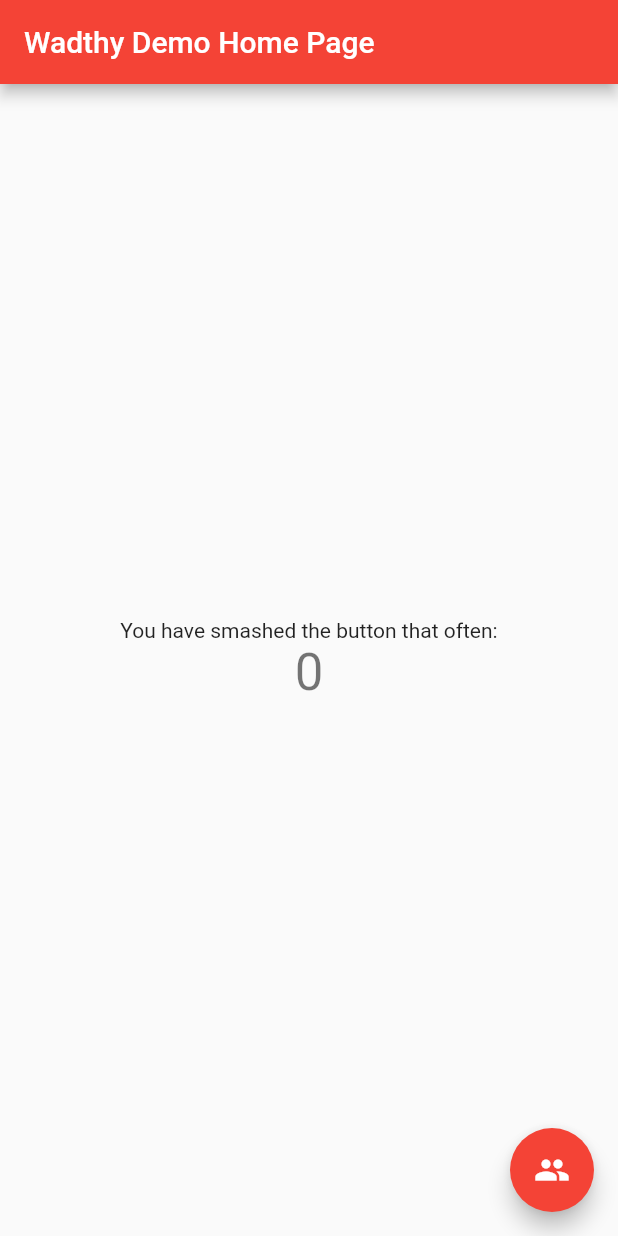
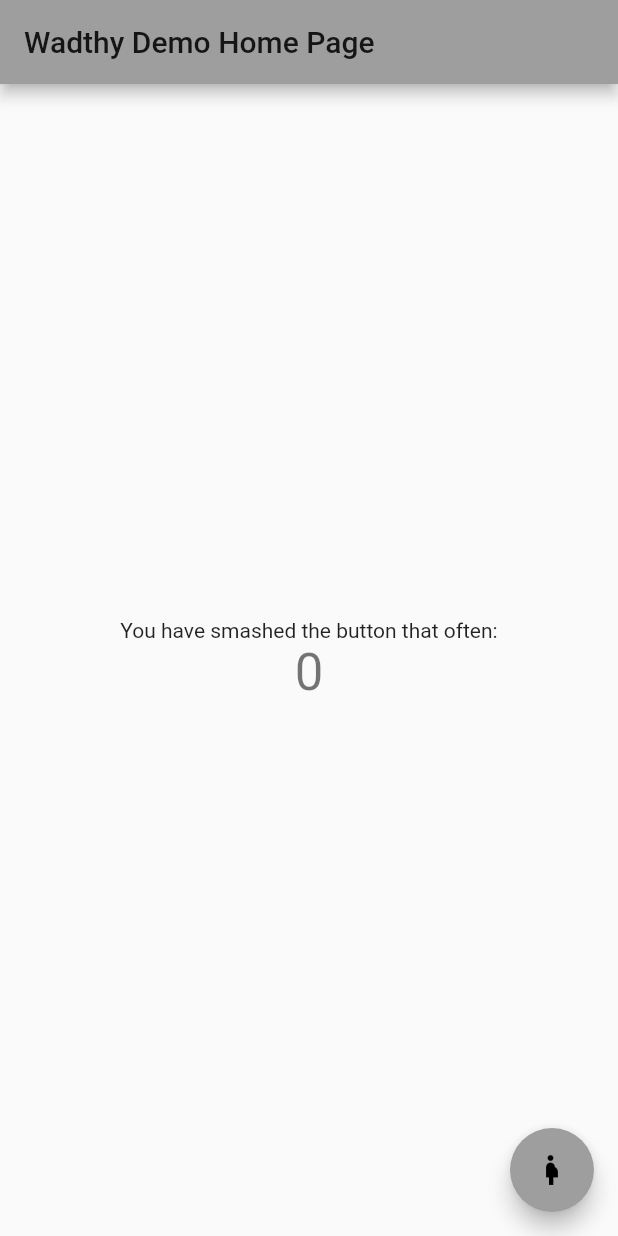
Before and after one commit to wadthyk/flutter_test_github_wadthy_01, a Flutter app: the screen it shows after launch, on a phone screen of 412 x 824 dp. Run offline on Flutter 3.47's test engine with Material 2 defaults, Android fonts, the phone set to English and light mode, and no system bars.

Commit message:
wadthy–02

```diff
--- a/lib/main.dart
+++ b/lib/main.dart
@@ -20,7 +20,7 @@ class MyApp extends StatelessWidget {
         // or simply save your changes to "hot reload" in a Flutter IDE).
         // Notice that the counter didn't reset back to zero; the application
         // is not restarted.
-        primarySwatch: Colors.red,
+        primarySwatch: Colors.grey,
         // This makes the visual density adapt to the platform that you run
         // the app on. For desktop platforms, the controls will be smaller and
         // closer together (more dense) than on mobile platforms.
@@ -110,7 +110,7 @@ class _MyHomePageState extends State<MyHomePage> {
       floatingActionButton: FloatingActionButton(
         onPressed: _incrementCounter,
         tooltip: 'Increment',
-        child: Icon(Icons.people),
+        child: Icon(Icons.pregnant_woman),
       ), // This trailing comma makes auto-formatting nicer for build methods.
     );
   }
```
